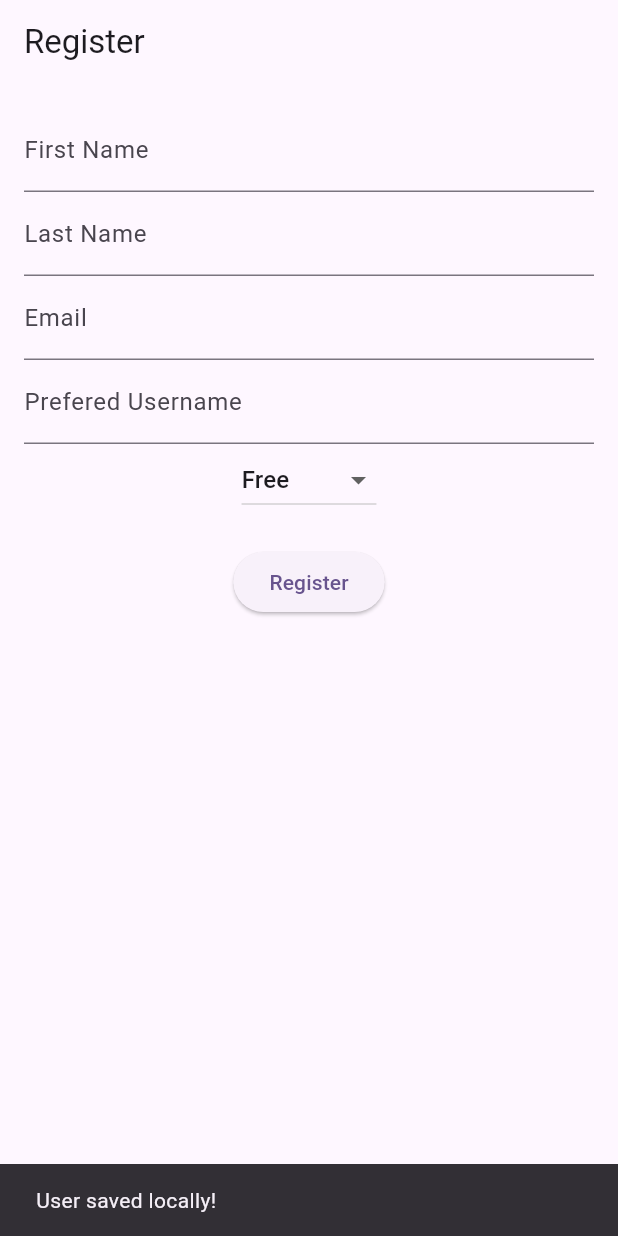
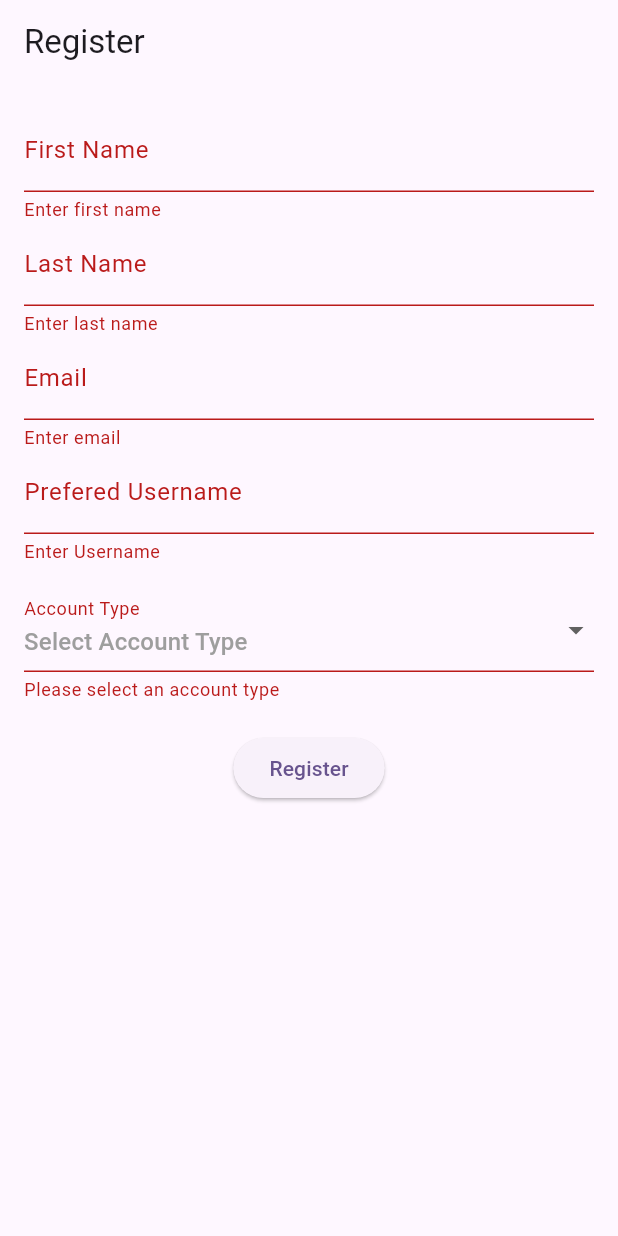
Before and after one commit to BeatriceNakabanda/stockmate_app, a Flutter app: the screen it shows after launch, after a tap on "Register", on a phone screen of 412 x 824 dp. Run offline on Flutter 3.47's test engine with Material 3 defaults, Android fonts, the phone set to English and light mode, and no system bars; our stand-ins replace objectbox; generated files the repository leaves out were written again.

Commit message:
Updated register screen

```diff
--- a/lib/main.dart
+++ b/lib/main.dart
@@ -1,12 +1,16 @@
 import 'package:flutter/material.dart';
-import 'screens/register_screen.dart';
+import 'package:stockmate_app/screens/register_screen.dart';
 import 'services/objectbox_service.dart';
 
 late ObjectBoxService objectBox;
 
 void main() async {
   WidgetsFlutterBinding.ensureInitialized(); //initialize ObjectBox & gives us access to userBox & itemBox
+  print("⏳ Initializing ObjectBox...");
+
   objectBox = await ObjectBoxService.create();
+
+  print("✅ ObjectBox Initialized");
   runApp(const MyApp());
 }
 
--- a/lib/screens/register_screen.dart
+++ b/lib/screens/register_screen.dart
@@ -1,64 +1,114 @@
 import 'package:flutter/material.dart';
-import 'package:stockmate_app/main.dart';
+import '../models/user_model.dart';
+import '../main.dart'; // to access global objectBox
 
-import '../models/user_model.dart';
+class RegisterScreen extends StatefulWidget {
+  const RegisterScreen({super.key});
 
-class RegisterScreen extends StatelessWidget {
-  final TextEditingController firstNameController = TextEditingController();
-  final TextEditingController lastNameController = TextEditingController();
-  final TextEditingController userNameController = TextEditingController();
-  final TextEditingController emailController = TextEditingController();
+  @override
+  State<RegisterScreen> createState() => _RegisterScreenState();
+}
 
-  final ValueNotifier<String> accountType = ValueNotifier('free');
+class _RegisterScreenState extends State<RegisterScreen> {
+  final _formKey = GlobalKey<FormState>();
 
-  RegisterScreen({super.key});
+  final TextEditingController _firstNameController = TextEditingController();
+  final TextEditingController _lastNameController = TextEditingController();
+  final TextEditingController _emailController = TextEditingController();
+  final TextEditingController _userNameController = TextEditingController();
 
-    void registerUser(BuildContext context) {
+  String? _selectedAccountType;
+
+  void _registerUser(BuildContext context) {
+    if (_formKey.currentState!.validate()) {
       final user = UserModel(
-      firstName: firstNameController.text,
-      lastName: lastNameController.text,
-      email: emailController.text,
-      userName: userNameController.text,
-      accountType: accountType.value,
+        firstName: _firstNameController.text.trim(),
+        lastName: _lastNameController.text.trim(),
+        email: _emailController.text.trim(),
+        accountType: _selectedAccountType!,
+        userName: _userNameController.text.trim()
       );
 
       objectBox.userBox.put(user);
 
       ScaffoldMessenger.of(context).showSnackBar(
-      SnackBar(content: Text("User saved locally!")),
+        const SnackBar(content: Text("✅ User saved locally!")),
       );
+
+      // Optionally clear form
+      _formKey.currentState!.reset();
+      setState(() {
+        _selectedAccountType = null;
+      });
     }
+  }
+
   @override
   Widget build(BuildContext context) {
     return Scaffold(
       appBar: AppBar(title: const Text("Register")),
       body: Padding(
         padding: const EdgeInsets.all(16),
+        child: Form(
+          key: _formKey,
           child: Column(
             children: [
-            TextField(controller: firstNameController, decoration: const InputDecoration(labelText: "First Name")),
-            TextField(controller: lastNameController, decoration: const InputDecoration(labelText: "Last Name")),
-            TextField(controller: emailController, decoration: const InputDecoration(labelText: "Email")),
-            TextField(controller: userNameController, decoration: const InputDecoration(labelText: "Prefered Username")),
-            ValueListenableBuilder<String>(
-              valueListenable: accountType,
-              builder: (context, value, _) {
-                return DropdownButton<String>(
-                  value: value,
+              TextFormField(
+                controller: _firstNameController,
+                decoration: const InputDecoration(labelText: "First Name"),
+                validator: (value) =>
+                    value == null || value.isEmpty ? "Enter first name" : null,
+              ),
+              TextFormField(
+                controller: _lastNameController,
+                decoration: const InputDecoration(labelText: "Last Name"),
+                validator: (value) =>
+                    value == null || value.isEmpty ? "Enter last name" : null,
+              ),
+              TextFormField(
+                controller: _emailController,
+                decoration: const InputDecoration(labelText: "Email"),
+                validator: (value) =>
+                    value == null || value.isEmpty ? "Enter email" : null,
+              ),
+              TextFormField(
+                controller: _userNameController,
+                decoration: const InputDecoration(labelText: "Prefered Username"),
+                validator: (value) =>
+                    value == null || value.isEmpty ? "Enter Username" : null,
+              ),
+              const SizedBox(height: 16),
+              DropdownButtonFormField<String>(
+                value: _selectedAccountType,
+                decoration: const InputDecoration(
+                  labelText: "Account Type",
+                ),
                 items: const [
+                  DropdownMenuItem(
+                    value: null,
+                    child: Text(
+                      "Select Account Type",
+                      style: TextStyle(color: Colors.grey),
+                    ),
+                  ),
                   DropdownMenuItem(value: 'free', child: Text("Free")),
                   DropdownMenuItem(value: 'standard', child: Text("Standard")),
                 ],
-                  onChanged: (val) => accountType.value = val!,
-                );
+                validator: (value) =>
+                    value == null ? "Please select an account type" : null,
+                onChanged: (value) {
+                  setState(() {
+                    _selectedAccountType = value;
+                  });
                 },
               ),
               const SizedBox(height: 20),
               ElevatedButton(
-              onPressed: () => registerUser(context),
+                onPressed: () => _registerUser(context),
                 child: const Text("Register"),
-            )
+              ),
             ],
+          ),
         ),
       ),
     );
--- a/pubspec.yaml
+++ b/pubspec.yaml
@@ -38,6 +38,7 @@ dependencies:
   http: ^1.3.0
   flutter_secure_storage: ^8.0.0
   shared_preferences: ^2.0.0
+  objectbox_flutter_libs: ^2.0.0
 
   # The following adds the Cupertino Icons font to your application.
   # Use with the CupertinoIcons class for iOS style icons.
```
Also changed, not shown: lib/objectbox.g.dart, pubspec.lock, 6 other files. Lines whose indentation alone changed are shown as unchanged.
